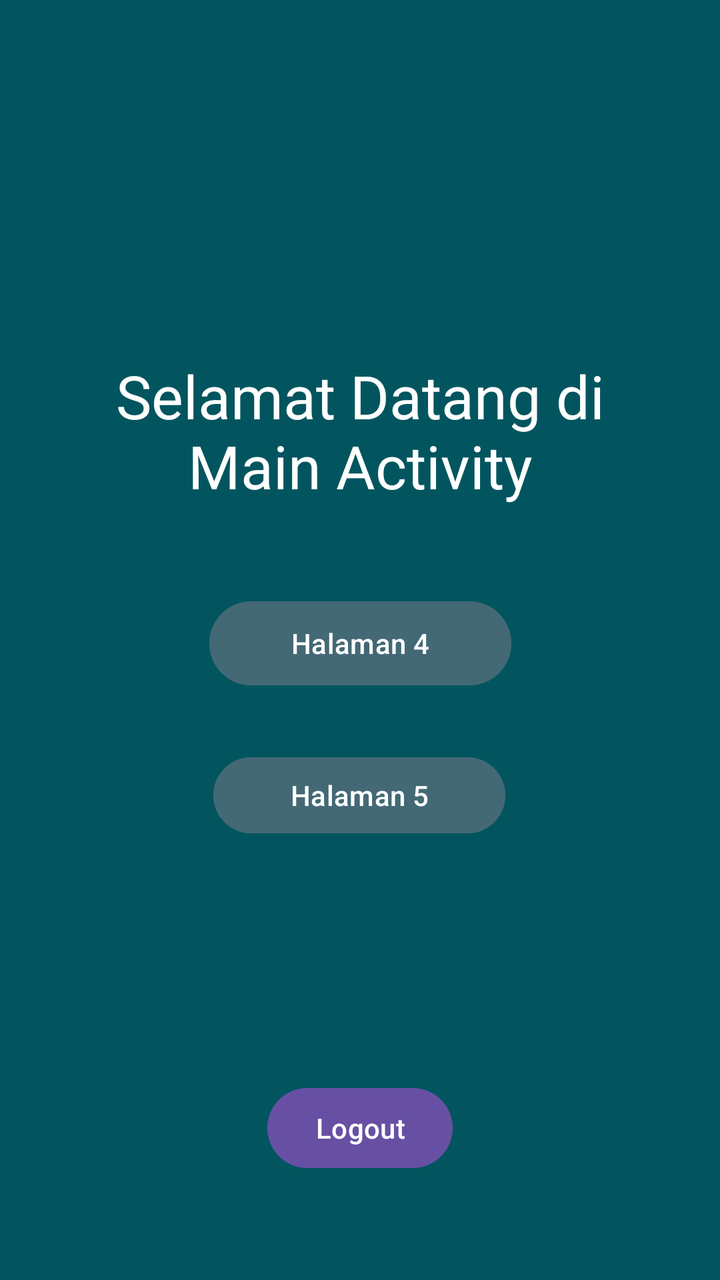
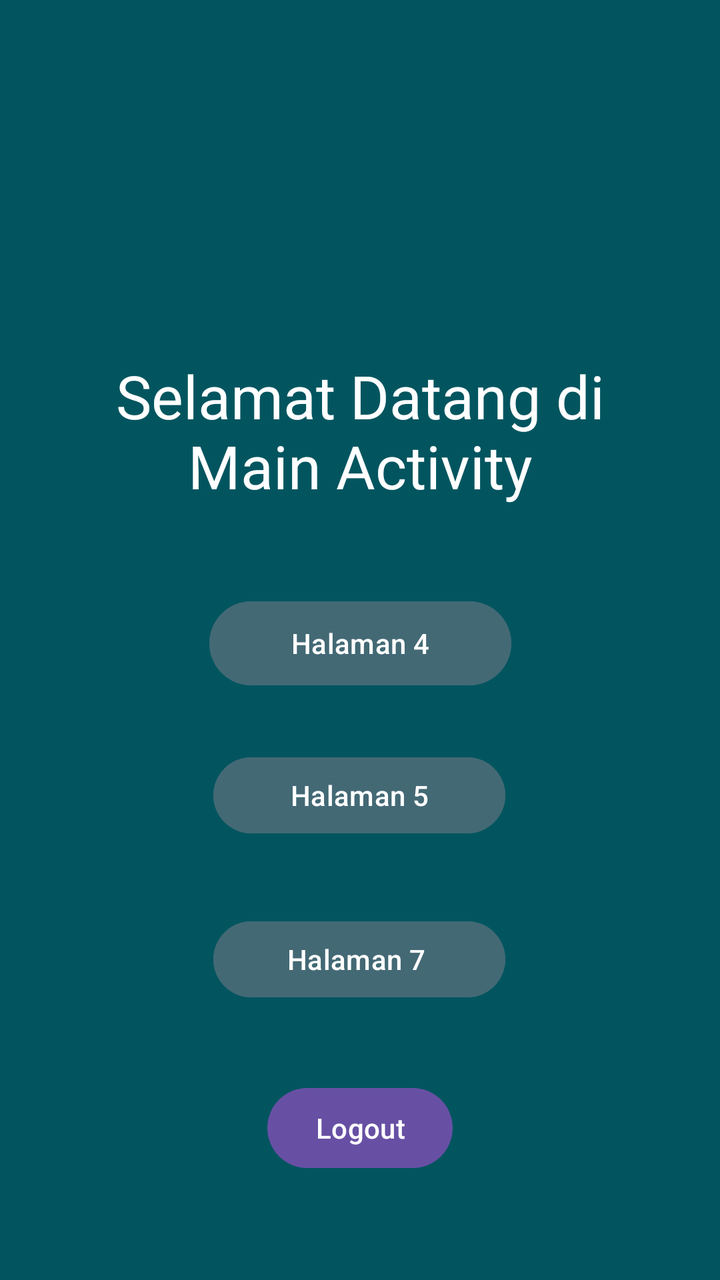

Screens rendered from an Android XML layout before and after an edit, with the pre-edit source and the edit as a unified diff.
<!-- AndroidManifest.xml: application theme Theme.TIFDimas -->
<!-- res/layout/activity_main.xml -->
<?xml version="1.0" encoding="utf-8"?>
<androidx.constraintlayout.widget.ConstraintLayout xmlns:android="http://schemas.android.com/apk/res/android"
    xmlns:app="http://schemas.android.com/apk/res-auto"
    xmlns:tools="http://schemas.android.com/tools"
    android:id="@+id/main"
    android:layout_width="match_parent"
    android:layout_height="match_parent"
    android:background="#02555F"
    tools:context=".MainActivity">

    <TextView
        android:id="@+id/textView5"
        android:layout_width="287dp"
        android:layout_height="83dp"
        android:fontFamily="sans-serif"
        android:text="Selamat Datang di Main Activity"
        android:textAlignment="center"
        android:textColor="@color/white"
        android:textSize="30dp"
        app:layout_constraintBottom_toBottomOf="parent"
        app:layout_constraintEnd_toEndOf="parent"
        app:layout_constraintStart_toStartOf="parent"
        app:layout_constraintTop_toTopOf="parent"
        app:layout_constraintVertical_bias="0.319" />

    <Button
        android:id="@+id/btn"
        android:layout_width="151dp"
        android:layout_height="50dp"
        android:layout_marginTop="36dp"
        android:text="Halaman 4"
        android:backgroundTint="@color/button_color"
        app:layout_constraintEnd_toEndOf="parent"
        app:layout_constraintStart_toStartOf="parent"
        app:layout_constraintTop_toBottomOf="@+id/textView5" />

    <Button
        android:id="@+id/btntofifth"
        android:layout_width="146dp"
        android:layout_height="46dp"
        android:layout_marginTop="28dp"
        android:text="Halaman 5"
        android:backgroundTint="@color/button_color"
        app:layout_constraintEnd_toEndOf="parent"
        app:layout_constraintHorizontal_bias="0.498"
        app:layout_constraintStart_toStartOf="parent"
        app:layout_constraintTop_toBottomOf="@+id/btn" />

    <Button
        android:id="@+id/btnLogout"
        android:layout_width="wrap_content"
        android:layout_height="wrap_content"
        android:layout_marginBottom="52dp"
        android:text="Logout"
        app:layout_constraintBottom_toBottomOf="parent"
        app:layout_constraintEnd_toEndOf="parent"
        app:layout_constraintStart_toStartOf="parent" />

</androidx.constraintlayout.widget.ConstraintLayout>
<!-- resources referenced by this layout -->
<resources>
  <color name="button_color">#436975</color>
  <color name="white">#FFFFFFFF</color>
  <style name="Theme.TIFDimas" parent="Base.Theme.TIFDimas" />
  <style name="Base.Theme.TIFDimas" parent="Theme.Material3.DayNight.NoActionBar">
          
          
      </style>
</resources>

<!-- the commit's change to res/layout/activity_main.xml (unified diff, before → after) -->
@@ -39,8 +39,8 @@
         android:layout_width="146dp"
         android:layout_height="46dp"
         android:layout_marginTop="28dp"
+        android:backgroundTint="@color/button_color"
         android:text="Halaman 5"
-        android:backgroundTint="@color/button_color"
         app:layout_constraintEnd_toEndOf="parent"
         app:layout_constraintHorizontal_bias="0.498"
         app:layout_constraintStart_toStartOf="parent"
@@ -56,4 +56,16 @@
         app:layout_constraintEnd_toEndOf="parent"
         app:layout_constraintStart_toStartOf="parent" />
 
+    <Button
+        android:id="@+id/btntoseventh"
+        android:layout_width="146dp"
+        android:layout_height="46dp"
+        android:layout_marginTop="36dp"
+        android:backgroundTint="@color/button_color"
+        android:text="Halaman 7 "
+        app:layout_constraintEnd_toEndOf="parent"
+        app:layout_constraintHorizontal_bias="0.498"
+        app:layout_constraintStart_toStartOf="parent"
+        app:layout_constraintTop_toBottomOf="@+id/btntofifth" />
+
 </androidx.constraintlayout.widget.ConstraintLayout>
